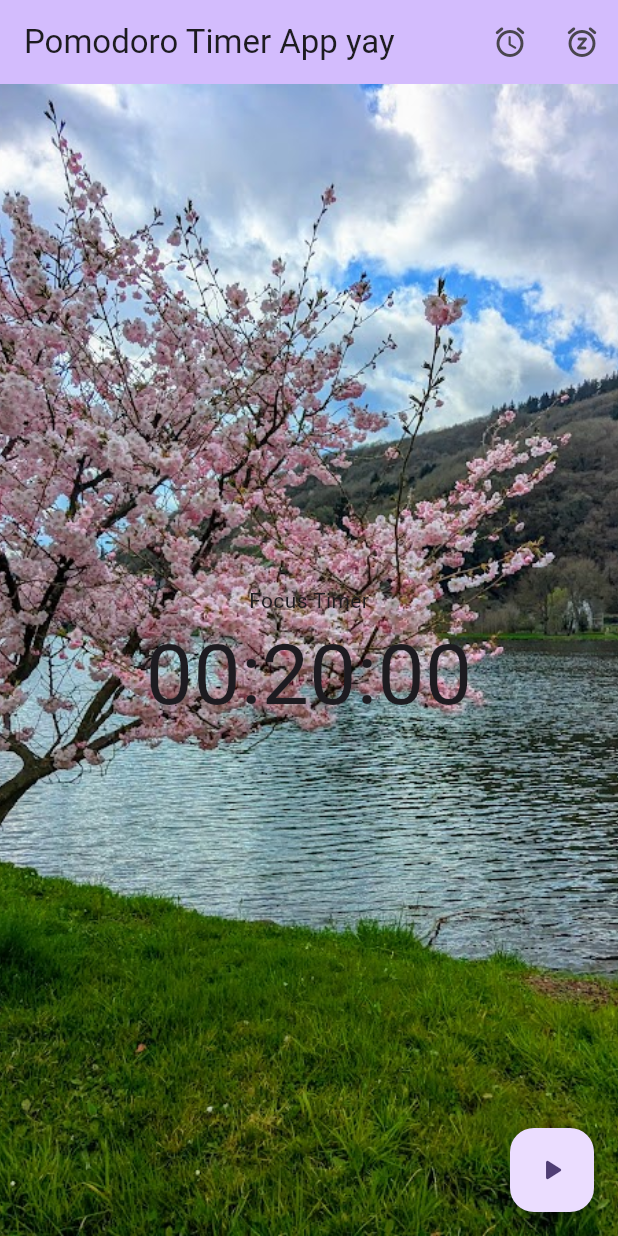
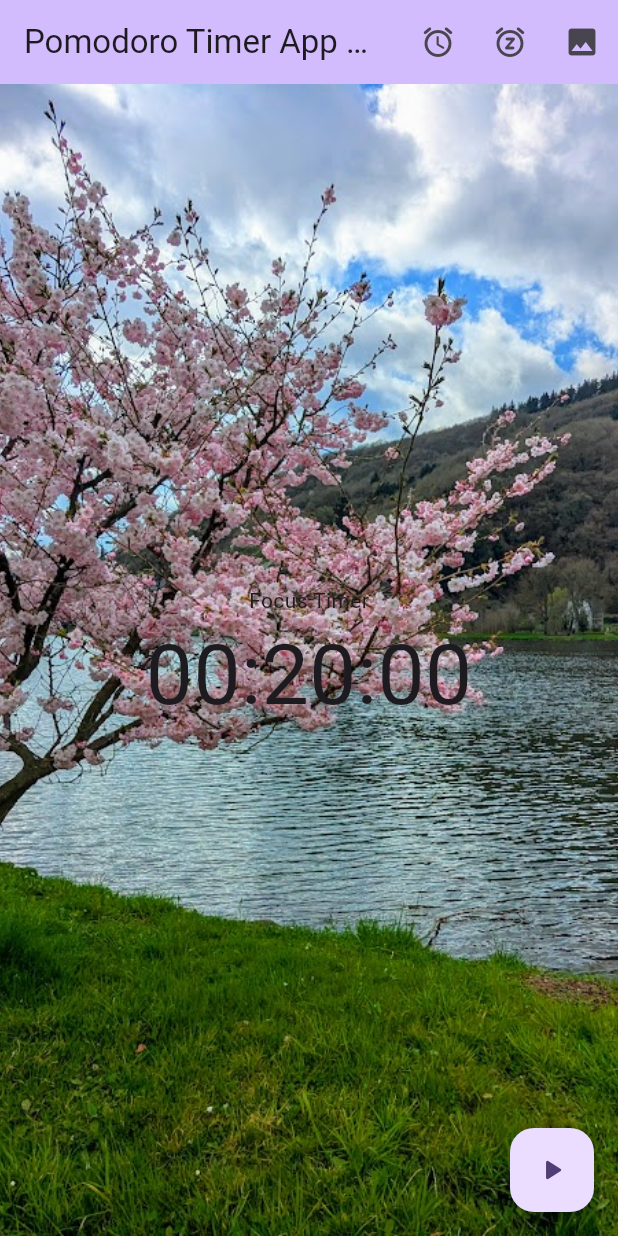
Before and after one commit to ReadingOwl3000/fl_studyapp, a Flutter app: the screen it shows after launch, on a phone screen of 412 x 824 dp. Run offline on Flutter 3.47's test engine with Material 3 defaults, Android fonts, the phone set to English and light mode, and no system bars; our stand-ins replace audioplayers, shared_preferences, wakelock_plus.

Commit message:
add image icon to app bar

```diff
--- a/lib/main.dart
+++ b/lib/main.dart
@@ -85,6 +85,12 @@ class MyHomePageState extends State<MyHomePage> {
             icon: Icon(Icons.snooze_rounded),
             tooltip: "break timer settings",
           ),
+          IconButton(
+            onPressed: () {
+              print("image picker here");
+            },
+            icon: Icon(Icons.image),
+          ),
         ],
       ),
       body: Container(
```
